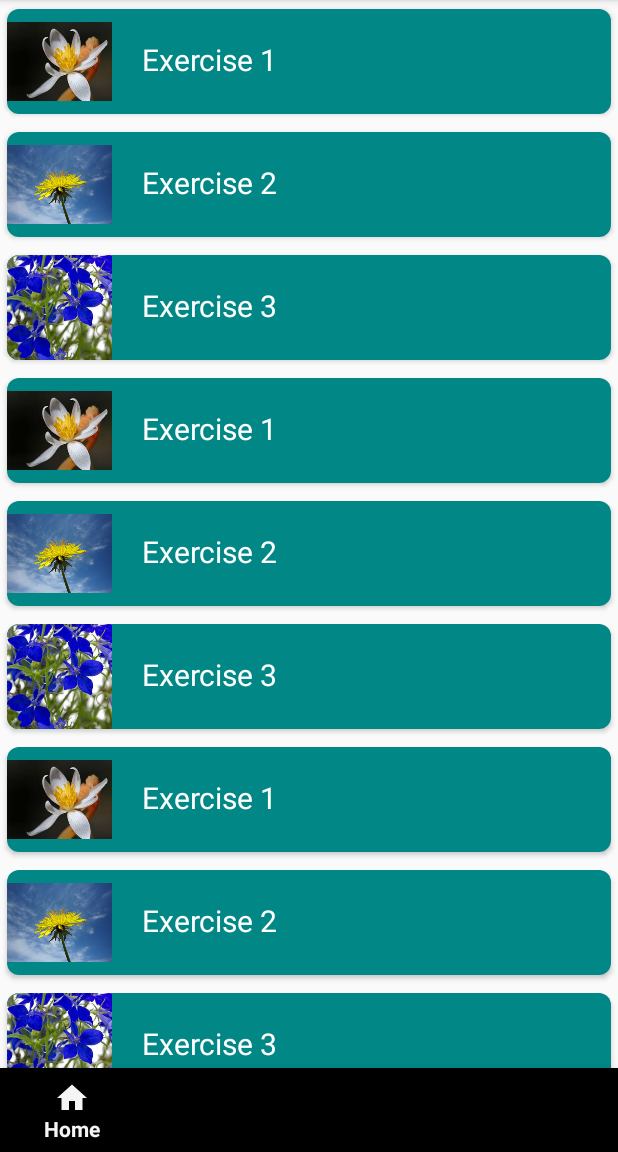
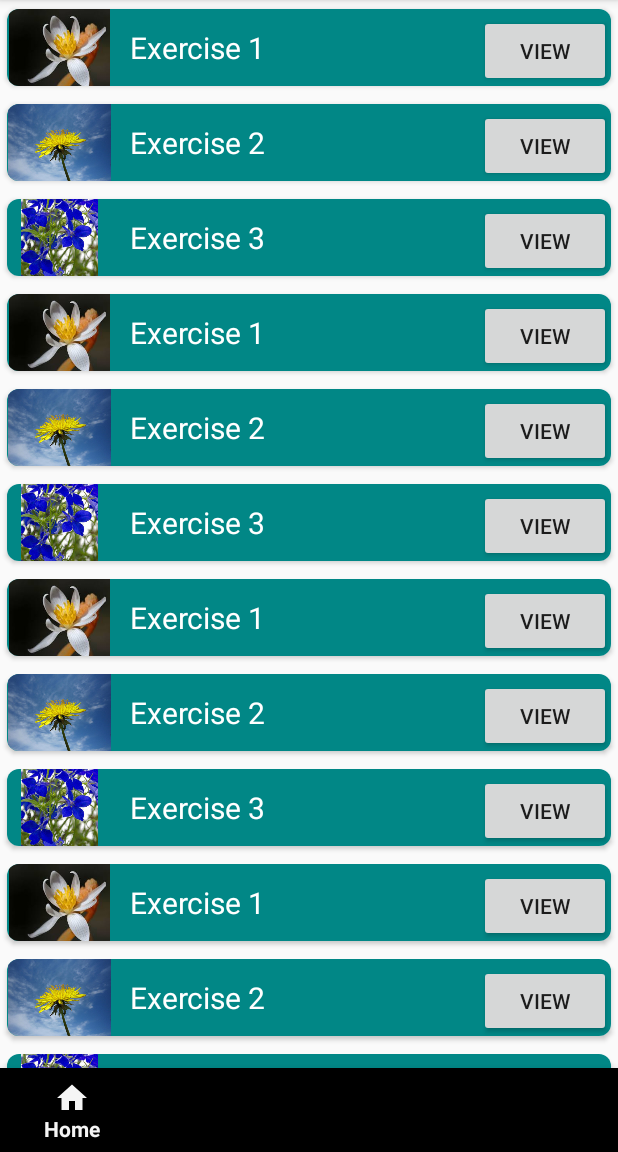
Before and after one commit to chuongdks/COMP_4200_Project, an Android app: the fragment ExerciseListFragment placed in its activity, on a phone screen of 412 x 824 dp, the part 84-1236 px from its top. Run offline under Robolectric (Android 15) with nearby library versions, the phone set to English and light mode, and no system bars.

Commit message:
# Commit 0.0.1: Ready to organize the files and folder

```diff
--- a/app/src/main/java/com/example/workout/ExerciseAdapter.java
+++ b/app/src/main/java/com/example/workout/ExerciseAdapter.java
@@ -1,9 +1,12 @@
 package com.example.workout;
 
 import android.content.Context;
+import android.content.Intent;
+import android.graphics.Color;
 import android.view.LayoutInflater;
 import android.view.View;
 import android.view.ViewGroup;
+import android.widget.Button;
 import android.widget.ImageView;
 import android.widget.TextView;
 import android.widget.Toast;
@@ -44,8 +47,19 @@ public class ExerciseAdapter extends RecyclerView.Adapter<ExerciseAdapter.MyView
         holder.cardVIew.setOnClickListener(new View.OnClickListener() {
             @Override
             public void onClick(View v) {
-                String msg = "You click a card" + (position + 1);
+                String msg = "You click a card " + (position + 1);
                 Toast.makeText(context.getApplicationContext(), msg, Toast.LENGTH_SHORT).show();
+            }
+        });
+
+        // Change Text Color based on the Button Text
+        holder.detailButton.setOnClickListener(new View.OnClickListener() {
+            @Override
+            public void onClick(View v) {
+                String msg = "You click button " + (position + 1);
+                Toast.makeText(context.getApplicationContext(), msg, Toast.LENGTH_SHORT).show();
+                // Intent intent = new Intent(context.getApplicationContext(), Card2Activity.class);
+                // context.startActivity(intent);
             }
         });
     }
@@ -59,15 +73,17 @@ public class ExerciseAdapter extends RecyclerView.Adapter<ExerciseAdapter.MyView
     // ViewHolder class
     // Basically "main" class that has image, text and card info of each cardView
     static class MyViewHolder extends RecyclerView.ViewHolder {
+        CardView cardVIew;
         ImageView imageView;
         TextView textView;
-        CardView cardVIew;
+        Button detailButton;
         public MyViewHolder(@NonNull View itemView) {
             super(itemView);
 
             imageView = itemView.findViewById(R.id.image_view);
             textView = itemView.findViewById(R.id.tv_card);
             cardVIew = itemView.findViewById(R.id.card_view_test);
+            detailButton = itemView.findViewById(R.id.bt_detail);
         }
     }
 }
--- a/app/src/main/java/com/example/workout/ExerciseListFragment.java
+++ b/app/src/main/java/com/example/workout/ExerciseListFragment.java
@@ -100,7 +100,7 @@ public class ExerciseListFragment extends Fragment {
         dataSets.add(new ExerciseDataSet("Exercise 3", R.drawable.image3));
 
         // Set Adapter for Recycler view
-        ExerciseAdapter myAdapter = new ExerciseAdapter(dataSets,  getActivity());
+        ExerciseAdapter myAdapter = new ExerciseAdapter(dataSets, getActivity());
         recyclerView.setAdapter(myAdapter);
     }
 }
--- a/app/src/main/res/layout/activity_main.xml
+++ b/app/src/main/res/layout/activity_main.xml
@@ -20,7 +20,7 @@
 
     </FrameLayout>
 
-<!-- See https://github.com/material-components/material-components-android/blob/master/docs/components/BottomNavigation.md-->
+<!-- See https://github.com/material-components/material-components-android/blob/master/docs/components/BottomNavigation.md -->
     <com.google.android.material.bottomnavigation.BottomNavigationView
         android:id="@+id/bottomNav"
         android:layout_width="match_parent"
@@ -29,19 +29,4 @@
         app:layout_constraintEnd_toEndOf="parent"
         app:layout_constraintStart_toStartOf="parent"
         app:menu="@menu/bottom_nav_menu"/>
-
-    <Button
-        android:id="@+id/button"
-        android:layout_width="wrap_content"
-        android:layout_height="wrap_content"
-        android:onClick="appleFoo"
-        android:text="Button"
-        app:layout_constraintBottom_toTopOf="@+id/bottomNav"
-        app:layout_constraintEnd_toEndOf="parent"
-        app:layout_constraintHorizontal_bias="0.501"
-        app:layout_constraintStart_toStartOf="parent"
-        app:layout_constraintTop_toBottomOf="@+id/frame"
-        app:layout_constraintVertical_bias="0.666" />
-
-
 </androidx.constraintlayout.widget.ConstraintLayout>
--- a/app/src/main/res/layout/card_view.xml
+++ b/app/src/main/res/layout/card_view.xml
@@ -23,18 +23,24 @@
             <ImageView
                 android:id="@+id/image_view"
                 android:layout_width="70dp"
-                android:layout_height="70dp"
+                android:layout_height="match_parent"
                 tools:srcCompat="@tools:sample/backgrounds/scenic" />
 
             <TextView
                 android:id="@+id/tv_card"
                 android:layout_width="wrap_content"
                 android:layout_height="wrap_content"
+                android:layout_weight="1"
                 android:textColor="@color/white"
-                android:padding="20dp"
+                android:padding="12dp"
                 android:textSize="20sp"
                 android:text="TextView" />
 
+            <Button
+                android:id="@+id/bt_detail"
+                android:layout_width="wrap_content"
+                android:layout_height="wrap_content"
+                android:text="View" />
         </LinearLayout>
     </androidx.cardview.widget.CardView>
 </LinearLayout>
--- a/app/src/main/res/menu/bottom_nav_menu.xml
+++ b/app/src/main/res/menu/bottom_nav_menu.xml
@@ -5,17 +5,17 @@
         android:title="Home"
         android:icon="@drawable/home_icon"/>
     <item
-        android:id="@+id/stat_menu"
-        android:title="Stat"
-        android:icon="@drawable/stat_icon"/>
+        android:id="@+id/list_menu"
+        android:title="Exercises"
+        android:icon="@drawable/list_icon"/>
     <item
         android:id="@+id/start_menu"
         android:title="Start"
         android:icon="@drawable/start_icon"/>
     <item
-        android:id="@+id/list_menu"
-        android:title="Exercises"
-        android:icon="@drawable/list_icon"/>
+        android:id="@+id/stat_menu"
+        android:title="Statistic"
+        android:icon="@drawable/stat_icon"/>
     <item
         android:id="@+id/user_menu"
         android:title="Settings"
```
